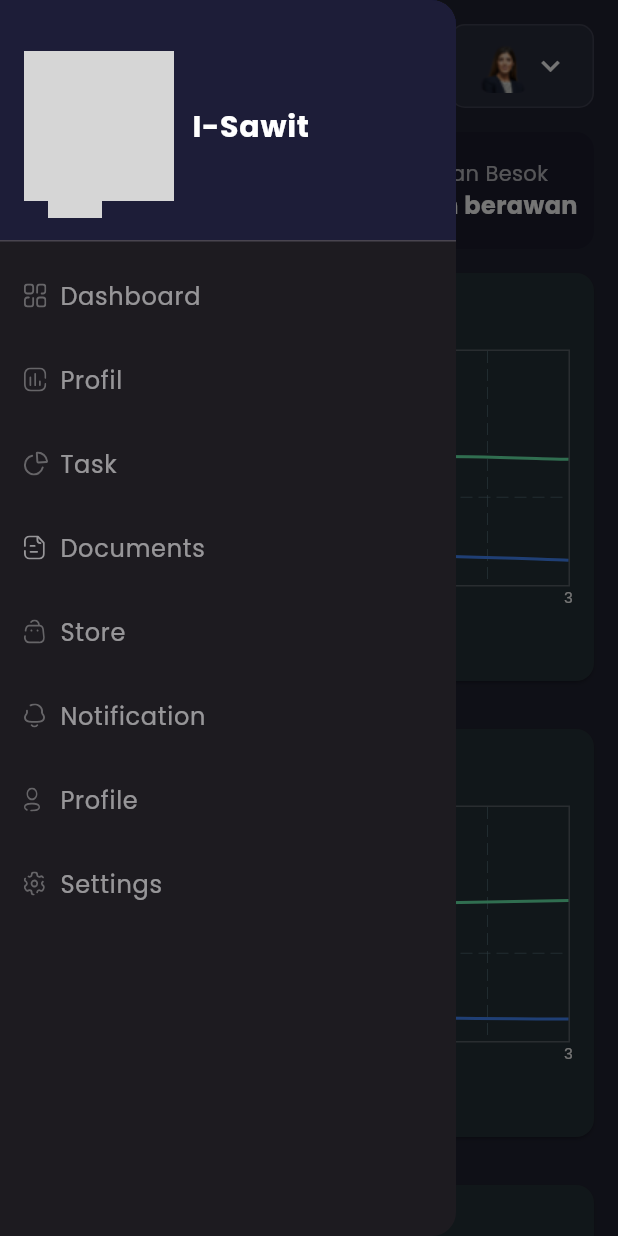
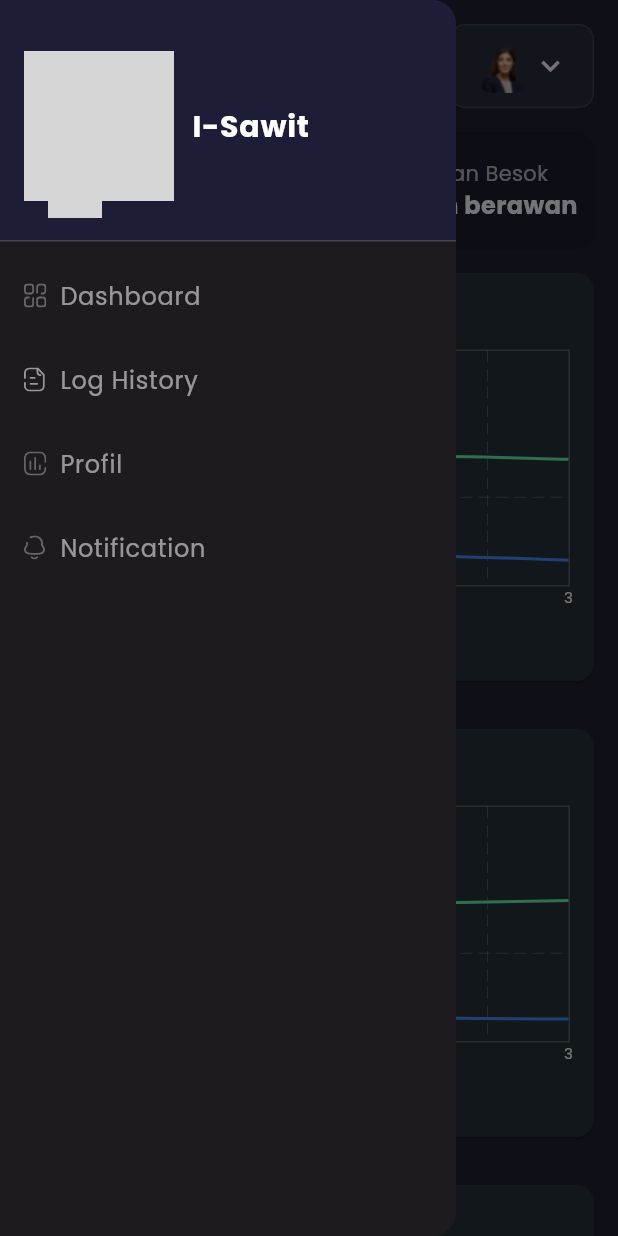
Before and after one commit to Ryayaa/Sawit-2025, a Flutter app: the DashboardScreen screen opened directly, with the side drawer open, on a phone screen of 412 x 824 dp. Run offline on Flutter 3.47's test engine with Material 3 defaults, Android fonts, the phone set to English and light mode, and no system bars; drawn by our look-alikes of fl_chart; our stand-ins replace flutter_map, flutter_svg, google_fonts, latlong2; project files that could hold a hidden picture were left out; grey boxes are pictures that could not be loaded.

Commit message:
fitur log history

```diff
--- a/lib/screens/dashboard/components/header.dart
+++ b/lib/screens/dashboard/components/header.dart
@@ -8,8 +8,10 @@ import 'package:admin/screens/profil/profil.dart';
 import '../../../constants.dart';
 
 class Header extends StatelessWidget {
+  final String title;
   const Header({
     Key? key,
+    this.title = "Dashboard", // Default title
   }) : super(key: key);
 
   @override
@@ -23,7 +25,7 @@ class Header extends StatelessWidget {
           ),
         if (!Responsive.isMobile(context))
           Text(
-            "Dashboard",
+            title, // Use the passed title instead of hardcoded "Dashboard"
             style: Theme.of(context).textTheme.titleLarge,
           ),
         if (!Responsive.isMobile(context))
--- a/lib/screens/dashboard/dashboard_screen.dart
+++ b/lib/screens/dashboard/dashboard_screen.dart
@@ -36,8 +36,7 @@ class DashboardScreen extends StatelessWidget {
                 padding: const EdgeInsets.all(defaultPadding),
                 child: Column(
                   children: [
-                    // Header with menu button
-                    const Header(),
+                    const Header(), // Will use default "Dashboard" title
                     const SizedBox(height: defaultPadding),
 
                     // Widget cuaca dan suhu
--- a/lib/screens/main/components/side_menu.dart
+++ b/lib/screens/main/components/side_menu.dart
@@ -1,6 +1,10 @@
 import 'package:flutter/material.dart';
 import 'package:flutter_svg/flutter_svg.dart';
 import 'package:admin/screens/profil/profil.dart';
+import '../../../screens/history/history_screen.dart';
+import '../../../screens/dashboard/dashboard_screen.dart';
+import 'package:provider/provider.dart';
+import '../../../controllers/menu_app_controller.dart';
 
 class SideMenu extends StatelessWidget {
   const SideMenu({
@@ -42,7 +46,40 @@ class SideMenu extends StatelessWidget {
           DrawerListTile(
             title: "Dashboard",
             svgSrc: "assets/icons/menu_dashboard.svg",
-            press: () {},
+            press: () {
+              Navigator.push(
+                context,
+                MaterialPageRoute(
+                  builder: (context) => MultiProvider(
+                    providers: [
+                      ChangeNotifierProvider(
+                        create: (context) => MenuAppController(),
+                      ),
+                    ],
+                    child: const DashboardScreen(),
+                  ),
+                ),
+              );
+            },
+          ),
+          DrawerListTile(
+            title: "Log History",
+            svgSrc: "assets/icons/menu_doc.svg",
+            press: () {
+              Navigator.push(
+                context,
+                MaterialPageRoute(
+                  builder: (context) => MultiProvider(
+                    providers: [
+                      ChangeNotifierProvider(
+                        create: (context) => MenuAppController(),
+                      ),
+                    ],
+                    child: const HistoryScreen(),
+                  ),
+                ),
+              );
+            },
           ),
           DrawerListTile(
             title: "Profil",
@@ -55,33 +92,8 @@ class SideMenu extends StatelessWidget {
             },
           ),
           DrawerListTile(
-            title: "Task",
-            svgSrc: "assets/icons/menu_task.svg",
-            press: () {},
-          ),
-          DrawerListTile(
-            title: "Documents",
-            svgSrc: "assets/icons/menu_doc.svg",
-            press: () {},
-          ),
-          DrawerListTile(
-            title: "Store",
-            svgSrc: "assets/icons/menu_store.svg",
-            press: () {},
-          ),
-          DrawerListTile(
             title: "Notification",
             svgSrc: "assets/icons/menu_notification.svg",
-            press: () {},
-          ),
-          DrawerListTile(
-            title: "Profile",
-            svgSrc: "assets/icons/menu_profile.svg",
-            press: () {},
-          ),
-          DrawerListTile(
-            title: "Settings",
-            svgSrc: "assets/icons/menu_setting.svg",
             press: () {},
           ),
         ],
--- a/pubspec.yaml
+++ b/pubspec.yaml
@@ -36,8 +36,7 @@ dependencies:
   provider: ^6.1.2
   flutter_map: ^6.1.0
   latlong2: ^0.9.0
-
-
+  intl: ^0.18.0  # Add this line
 
 dev_dependencies:
   flutter_test:
@@ -57,6 +56,7 @@ flutter:
   assets:
     - assets/images/
     - assets/icons/
+    - assets/icons/menu_doc.svg
   #   - images/a_dot_ham.jpeg
 
   # An image asset can refer to one or more resolution-specific "variants", see
```
Also changed, not shown: lib/models/measurement.dart (added, +31 -0 lines), lib/screens/history/history_screen.dart (added, +195 -0 lines), pubspec.lock. Lines whose indentation alone changed are shown as unchanged.
